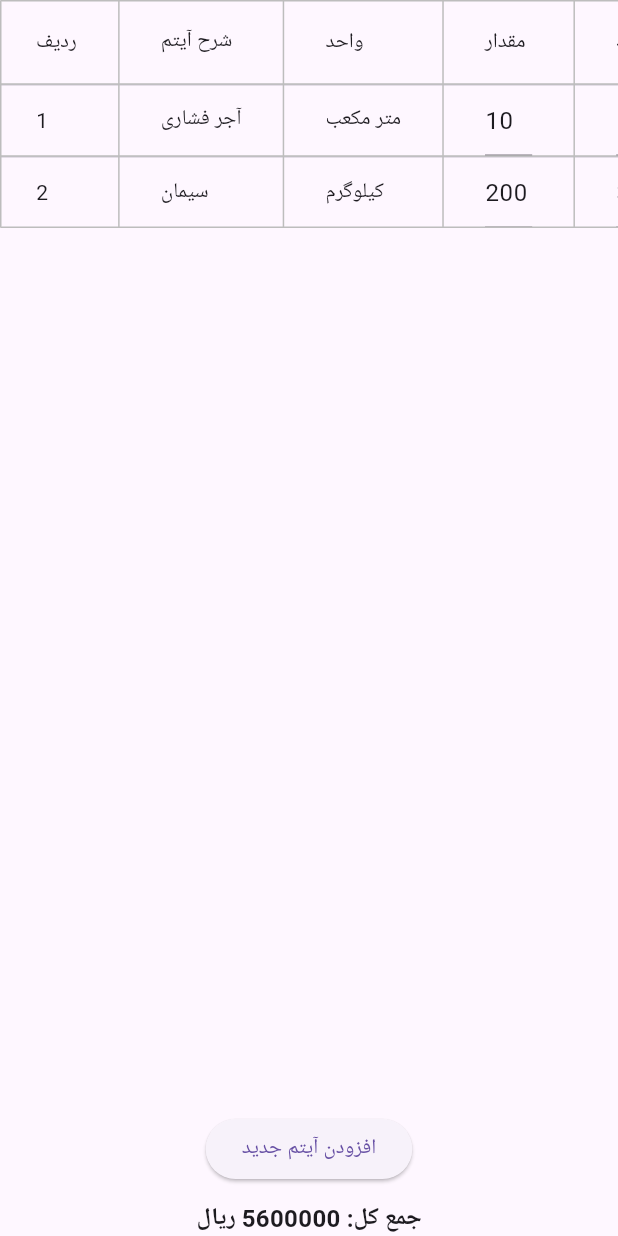
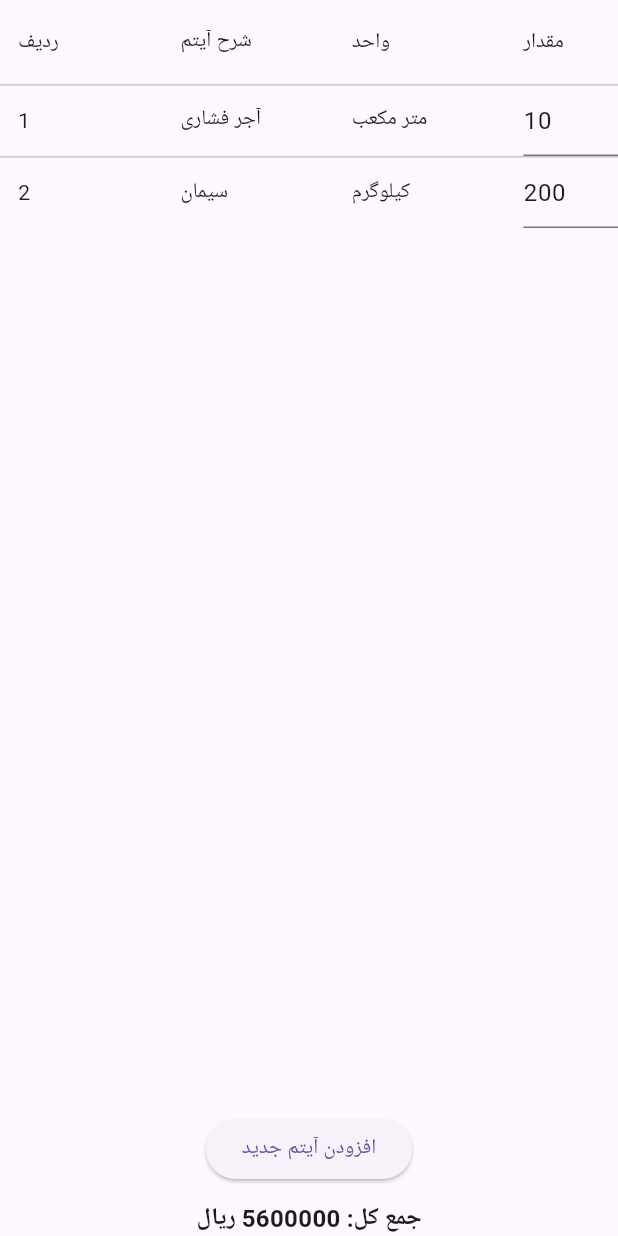
Before and after one commit to dilagh01/metreyar_flutter_web, a Flutter app: the EstimationTable widget shown alone on an empty page, opened directly, on a phone screen of 412 x 824 dp. Run offline on Flutter 3.47's test engine with Material 3 defaults, Android fonts, the phone set to English and light mode, and no system bars; drawn by our look-alikes of data_table_2; our stand-ins replace fl_chart, go_router; Roboto replaces fonts that are missing (Vazir).

Commit message:
🚀 Initial commit via SSH

```diff
--- a/lib/screens/estimation_screen.dart
+++ b/lib/screens/estimation_screen.dart
@@ -1,4 +1,6 @@
+// lib/widgets/estimation_table.dart
 import 'package:flutter/material.dart';
+import 'package:data_table_2/data_table_2.dart';
 
 class EstimationTable extends StatefulWidget {
   const EstimationTable({super.key});
@@ -31,7 +33,11 @@ class _EstimationTableState extends State<EstimationTable> {
   }
 
   int get _grandTotal {
-    return _items.fold(0, (sum, item) => sum + (item["qty"] * item["price"]));
+    return _items.fold(
+      0,
+      (sum, item) =>
+          sum + ((item["qty"] ?? 0) as int) * ((item["price"] ?? 0) as int),
+    );
   }
 
   @override
@@ -39,10 +45,10 @@ class _EstimationTableState extends State<EstimationTable> {
     return Column(
       children: [
         Expanded(
-          child: SingleChildScrollView(
-            scrollDirection: Axis.horizontal, // برای اسکرول افقی
-            child: DataTable(
-              border: TableBorder.all(color: Colors.grey.shade400),
+          child: DataTable2(
+            columnSpacing: 12,
+            horizontalMargin: 12,
+            minWidth: 800, // برای اسکرول افقی
             columns: const [
               DataColumn(label: Text("ردیف")),
               DataColumn(label: Text("شرح آیتم")),
@@ -54,7 +60,7 @@ class _EstimationTableState extends State<EstimationTable> {
             ],
             rows: List.generate(_items.length, (index) {
               final item = _items[index];
-                final total = item["qty"] * item["price"];
+              final total = (item["qty"] as int) * (item["price"] as int);
               return DataRow(
                 cells: [
                   DataCell(Text("${index + 1}")),
@@ -94,7 +100,6 @@ class _EstimationTableState extends State<EstimationTable> {
             }),
           ),
         ),
-        ),
         const SizedBox(height: 10),
         ElevatedButton(
           onPressed: _addItem,
--- a/pubspec.yaml
+++ b/pubspec.yaml
@@ -16,6 +16,7 @@ dependencies:
   cupertino_icons: ^1.0.8
   provider: ^6.1.2
   go_router: ^14.2.3
+  data_table_2: ^2.5.12
 dev_dependencies:
   flutter_test:
     sdk: flutter
```
Lines whose indentation alone changed are shown as unchanged.
